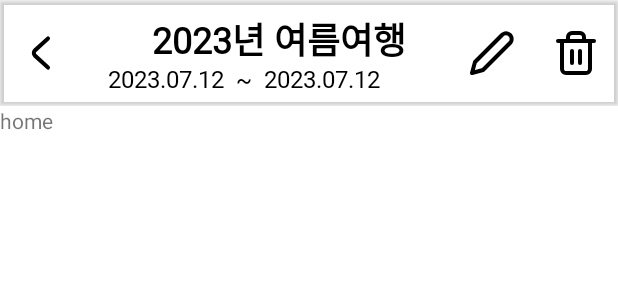
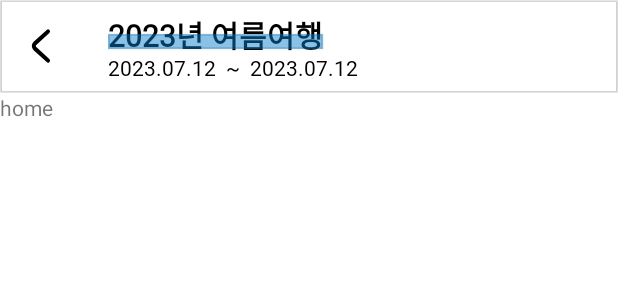
Before and after one commit to hsu-2023capston/triplan-app, an Android app: the layout fragment_trip_home.xml on its own in the app's theme, with its tools: preview values and no code run, on a phone screen of 412 x 824 dp. Shown: the top 300 px of the screen. Run offline under Robolectric (Android 15) with nearby library versions, the phone set to English and light mode, and no system bars.

Commit message:
toolbar include dataBinding 적용 중( 해결 x)

```diff
--- a/app/build.gradle
+++ b/app/build.gradle
@@ -105,10 +105,11 @@ dependencies{
 
     //activity, fragment
     def activity_version = "1.6.1"
-    implementation("androidx.activity:activity-ktx:$activity_version")
+    //noinspection GradleDependency
+    implementation "androidx.activity:activity-ktx:$activity_version"
 
-    def fragment_version = "1.5.6"
-    implementation("androidx.fragment:fragment-ktx:$fragment_version")
+    def fragment_version = "1.5.7"
+    implementation "androidx.fragment:fragment-ktx:$fragment_version"
 
     // Glide
     def glide_version="4.12.0"
--- a/app/src/main/java/com/myosa/triplan/ui/fragment/TripHomeFragment.kt
+++ b/app/src/main/java/com/myosa/triplan/ui/fragment/TripHomeFragment.kt
@@ -1,20 +1,45 @@
 package com.myosa.triplan.ui.fragment
 
 import android.os.Bundle
+import android.view.*
+import android.widget.Toast
 import androidx.fragment.app.Fragment
-import android.view.LayoutInflater
-import android.view.View
-import android.view.ViewGroup
+import androidx.appcompat.view.menu.MenuBuilder
+import androidx.core.view.MenuProvider
+import androidx.lifecycle.Lifecycle
+import androidx.navigation.NavController
+import androidx.navigation.fragment.findNavController
 import com.myosa.triplan.BaseFragment
 import com.myosa.triplan.R
 import com.myosa.triplan.databinding.FragmentTripHomeBinding
 
 
 class TripHomeFragment :BaseFragment<FragmentTripHomeBinding>(R.layout.fragment_trip_home) {
+    override fun onCreate(savedInstanceState: Bundle?) {
+        super.onCreate(savedInstanceState)
+
+    }
+
     override fun initView() {
         binding.apply {
+            includedToolbar.tbTrip.setNavigationOnClickListener{
+                findNavController().popBackStack()
+            }
+            includedToolbar.tbTrip.setOnMenuItemClickListener{when(it.itemId){
+                R.id.edit_trip -> {
+                    Toast.makeText(this@TripHomeFragment.context, "수정", Toast.LENGTH_SHORT).show()
+                    true}
+                R.id.delete_trip -> {
+                    Toast.makeText(this@TripHomeFragment.context, "삭제", Toast.LENGTH_SHORT).show()
+                    true}
+                else -> false
+            }
+            }
+
 
         }
+
     }
 
+
 }
--- a/app/src/main/res/drawable/ic_delete.xml
+++ b/app/src/main/res/drawable/ic_delete.xml
@@ -1,5 +1,5 @@
-<vector android:height="32dp" android:viewportHeight="24"
-    android:viewportWidth="24" android:width="32dp" xmlns:android="http://schemas.android.com/apk/res/android">
+<vector android:height="24dp" android:viewportHeight="24"
+    android:viewportWidth="24" android:width="24dp" xmlns:android="http://schemas.android.com/apk/res/android">
     <path android:fillColor="#00000000" android:pathData="M3,6H5H21"
         android:strokeColor="#000000" android:strokeLineCap="round"
         android:strokeLineJoin="round" android:strokeWidth="2"/>
--- a/app/src/main/res/drawable/ic_edit.xml
+++ b/app/src/main/res/drawable/ic_edit.xml
@@ -1,5 +1,5 @@
-<vector android:height="32dp" android:viewportHeight="24"
-    android:viewportWidth="24" android:width="32dp" xmlns:android="http://schemas.android.com/apk/res/android">
+<vector android:height="24dp" android:viewportHeight="24"
+    android:viewportWidth="24" android:width="24dp" xmlns:android="http://schemas.android.com/apk/res/android">
     <path android:fillColor="#00000000"
         android:pathData="M17,3C17.263,2.737 17.574,2.529 17.918,2.387C18.261,2.245 18.629,2.172 19,2.172C19.371,2.172 19.739,2.245 20.082,2.387C20.426,2.529 20.737,2.737 21,3C21.263,3.263 21.471,3.574 21.613,3.918C21.755,4.261 21.828,4.629 21.828,5C21.828,5.371 21.755,5.739 21.613,6.082C21.471,6.426 21.263,6.737 21,7L7.5,20.5L2,22L3.5,16.5L17,3Z"
         android:strokeColor="#000000" android:strokeLineCap="round"
--- a/app/src/main/res/layout/fragment_trip_home.xml
+++ b/app/src/main/res/layout/fragment_trip_home.xml
@@ -11,8 +11,10 @@
         <include
             android:id="@+id/includedToolbar"
             layout="@layout/toolbar_trip"
-            tools:layout_editor_absoluteX="0dp"
-            tools:layout_editor_absoluteY="0dp" />
+            app:menu="@menu/toolbar_trip"
+            app:layout_constraintEnd_toEndOf="parent"
+            app:layout_constraintStart_toStartOf="parent"
+            app:layout_constraintTop_toTopOf="parent" />
 
         <TextView
             android:id="@+id/textView18"
--- a/app/src/main/res/layout/toolbar_trip.xml
+++ b/app/src/main/res/layout/toolbar_trip.xml
@@ -1,6 +1,17 @@
 <?xml version="1.0" encoding="utf-8"?>
-<androidx.constraintlayout.widget.ConstraintLayout xmlns:android="http://schemas.android.com/apk/res/android"
+<layout xmlns:android="http://schemas.android.com/apk/res/android"
     xmlns:app="http://schemas.android.com/apk/res-auto"
+    xmlns:bind="http://schemas.android.com/apk/res-auto"
+    xmlns:tools="http://schemas.android.com/tools">
+
+    <data>
+        <import type="android.view.View"/>
+        <variable
+            name="menu"
+            type="android.view.Menu" />
+    </data>
+
+    <androidx.constraintlayout.widget.ConstraintLayout
         android:layout_width="match_parent"
         android:layout_height="wrap_content">
 
@@ -8,51 +19,48 @@
             android:id="@+id/tb_trip"
             android:layout_width="match_parent"
             android:layout_height="wrap_content"
-        android:elevation="2dp"
+            android:elevation="1dp"
             app:buttonGravity="center_vertical"
             app:layout_constraintEnd_toEndOf="parent"
-        app:layout_constraintHorizontal_bias="0.0"
             app:layout_constraintStart_toStartOf="parent"
             app:layout_constraintTop_toTopOf="parent"
-        app:menu="@menu/toolbar_trip"
+            app:menu="@{menu}"
             app:navigationIcon="@drawable/ic_back">
 
             <LinearLayout
                 android:layout_width="match_parent"
                 android:layout_height="match_parent"
                 android:orientation="vertical">
-            <FrameLayout
-                android:layout_width="wrap_content"
-                android:layout_height="wrap_content">
 
                 <androidx.constraintlayout.widget.ConstraintLayout
+                    android:layout_width="match_parent"
+                    android:layout_height="match_parent">
+
+                    <androidx.appcompat.widget.AppCompatTextView
+                        android:id="@+id/textView19"
+                        style="@style/tv_20_bold_black"
                         android:layout_width="wrap_content"
-                    android:layout_height="wrap_content"
-                    >
-
-                    <TextView
-                        android:id="@+id/textView19"
-                        style="@style/tv_24_bold_black"
-                        android:layout_width="wrap_content"
-                        android:layout_height="wrap_content"
+                        android:layout_height="match_parent"
                         android:includeFontPadding="false"
                         android:paddingTop="8dp"
                         android:text="2023년 여름여행"
                         app:layout_constraintBottom_toBottomOf="parent"
-                        app:layout_constraintEnd_toEndOf="parent"
                         app:layout_constraintStart_toStartOf="parent"
                         app:layout_constraintTop_toTopOf="parent" />
 
-                    <View
-                        android:layout_width="wrap_content"
-                        android:layout_height="20dp"
-                        app:layout_constraintBottom_toBottomOf="@+id/textView19"
+
+                    <com.google.android.material.card.MaterialCardView
+                        android:layout_width="0dp"
+                        android:layout_height="10dp"
+                        android:layout_marginBottom="5dp"
+                        android:backgroundTint="@color/blue_200_blur"
+                        app:cardCornerRadius="0dp"
+                        app:layout_constraintBottom_toBottomOf="@id/textView19"
                         app:layout_constraintEnd_toEndOf="@+id/textView19"
                         app:layout_constraintStart_toStartOf="@+id/textView19" />
 
+
                 </androidx.constraintlayout.widget.ConstraintLayout>
-            </FrameLayout>
-
 
 
                 <LinearLayout
@@ -62,21 +70,21 @@
                     android:paddingBottom="8dp">
 
                     <TextView
-                    style="@style/tv_16_semibold_black"
+                        style="@style/tv_14_semibold_black"
                         android:layout_width="wrap_content"
                         android:layout_height="wrap_content"
                         android:includeFontPadding="false"
                         android:text="2023.07.12" />
 
                     <TextView
-                    style="@style/tv_16_semibold_black"
+                        style="@style/tv_14_semibold_black"
                         android:layout_width="wrap_content"
                         android:layout_height="wrap_content"
                         android:includeFontPadding="false"
                         android:text="  ~  " />
 
                     <TextView
-                    style="@style/tv_16_semibold_black"
+                        style="@style/tv_14_semibold_black"
                         android:layout_width="wrap_content"
                         android:layout_height="wrap_content"
                         android:includeFontPadding="false"
@@ -90,3 +98,4 @@
         </com.google.android.material.appbar.MaterialToolbar>
 
     </androidx.constraintlayout.widget.ConstraintLayout>
+</layout>
--- a/app/src/main/res/values/colors.xml
+++ b/app/src/main/res/values/colors.xml
@@ -12,4 +12,6 @@
     <color name="blue_200">#FF087FCB</color>
     <color name="blue_300">#FF053A5C</color>
 
+    <color name="blue_200_blur">#79087FCB</color>
+
 </resources>
--- a/app/src/main/res/values/styles.xml
+++ b/app/src/main/res/values/styles.xml
@@ -69,7 +69,7 @@
         <item name = "android:textStyle">bold</item>
     </style>
 
-    <style name="tv_20_bold_black" >
+    <style name="tv_20_bold_black" parent="Widget.AppCompat.TextView">
         <item name = "android:textSize">20sp</item>
         <item name = "android:textColor">@color/black</item>
         <item name = "android:textStyle">bold</item>
```
Lines whose indentation alone changed are shown as unchanged.
